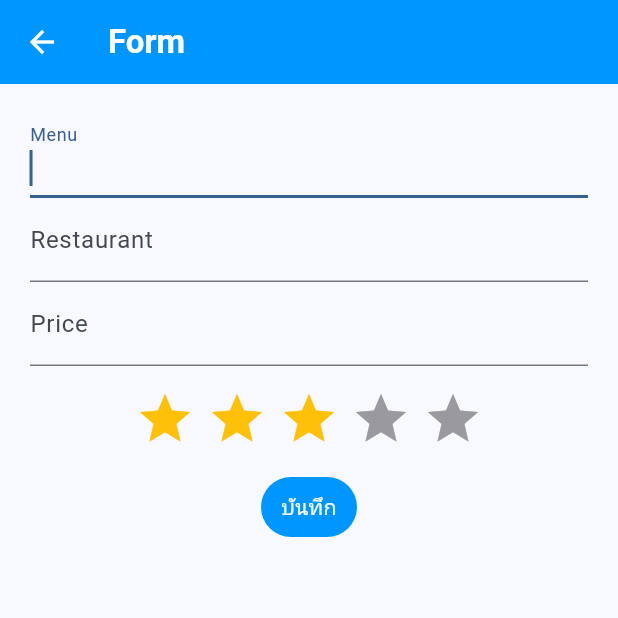
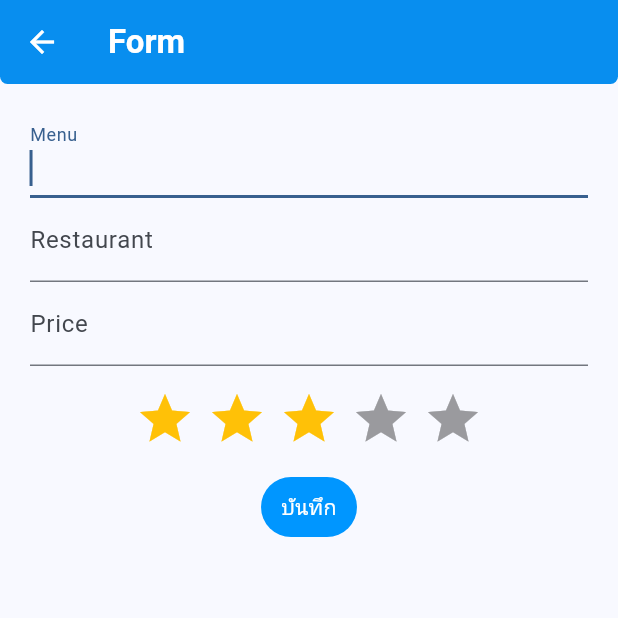
Before and after one commit to fahaph/mini-project, a Flutter app: the FormScreen screen opened directly, on a phone screen of 412 x 824 dp, the top half of it. Run offline on Flutter 3.47's test engine with Material 3 defaults, Android fonts, the phone set to English and light mode, and no system bars; drawn by our look-alikes of flutter_rating_bar; our stand-ins replace sembast.

Commit message:
เพิ่ม style ให้ form_screen appBar

```diff
--- a/account/lib/screen/form_screen.dart
+++ b/account/lib/screen/form_screen.dart
@@ -6,7 +6,6 @@ import 'package:account/provider/transaction_provider.dart';
 
 // ignore: must_be_immutable
 class FormScreen extends StatelessWidget {
-
   double _rating = 3;
 
   FormScreen({super.key});
@@ -20,6 +19,14 @@ class FormScreen extends StatelessWidget {
   Widget build(BuildContext context) {
     return Scaffold(
         appBar: AppBar(
+          backgroundColor: Color.fromARGB(255, 0, 150, 255),
+          elevation: 15,
+          shape: RoundedRectangleBorder(
+            borderRadius: BorderRadius.only(
+              bottomLeft: Radius.circular(5),
+              bottomRight: Radius.circular(5),
+            ),
+          ),
           title: const Text(
             'Form',
             style: TextStyle(color: Colors.white, fontWeight: FontWeight.bold),
@@ -27,7 +34,6 @@ class FormScreen extends StatelessWidget {
           iconTheme: IconThemeData(
             color: Colors.white,
           ),
-          backgroundColor: Color.fromARGB(255, 0, 150, 255),
         ),
         body: Padding(
           padding: EdgeInsets.all(20),
@@ -48,7 +54,6 @@ class FormScreen extends StatelessWidget {
                       return null;
                     },
                   ),
-
                   TextFormField(
                     decoration: InputDecoration(
                       labelText: 'Restaurant',
@@ -62,7 +67,6 @@ class FormScreen extends StatelessWidget {
                       return null;
                     },
                   ),
-
                   TextFormField(
                     decoration: const InputDecoration(
                       labelText: 'Price',
@@ -81,9 +85,7 @@ class FormScreen extends StatelessWidget {
                       return null;
                     },
                   ),
-
                   SizedBox(height: 15),
-
                   RatingBar.builder(
                     initialRating: 3,
                     minRating: 1,
@@ -98,12 +100,9 @@ class FormScreen extends StatelessWidget {
                     onRatingUpdate: (rating) {
                       print(rating);
                       _rating = rating;
-
                     },
                   ),
-
                   SizedBox(height: 15),
-
                   TextButton(
                       style: TextButton.styleFrom(
                         backgroundColor: Color.fromARGB(255, 0, 150, 255),
```
